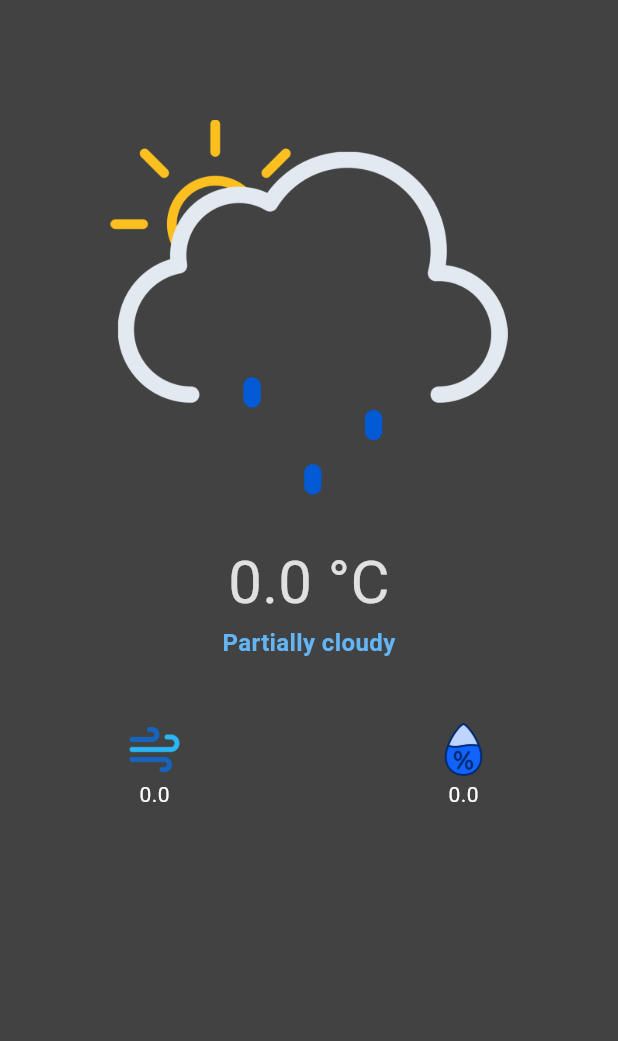
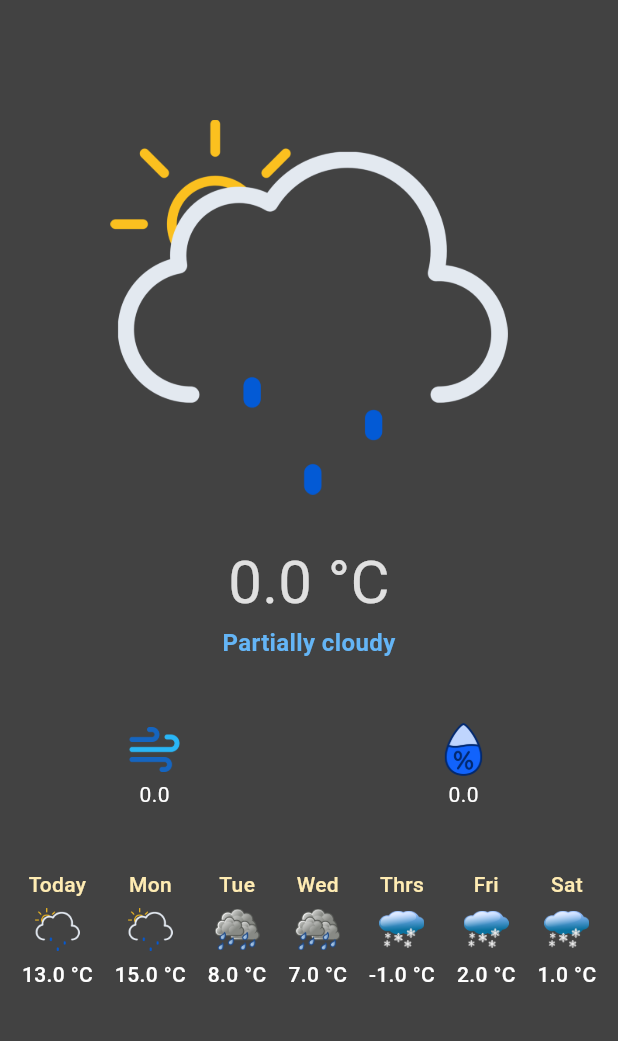
Before and after one commit to ridvandmrc/flutter-weather, a Flutter app: the screen it shows after launch, after a tap on "Turkiye", on a phone screen of 412 x 824 dp, the part 128-1169 px from its top. Run offline on Flutter 3.47's test engine with Material 3 defaults, Android fonts, the phone set to English and light mode, and no system bars; network calls fail.

Commit message:
added forecast weather and completed app

```diff
--- /dev/null
+++ b/lib/weather/forecast.dart
@@ -0,0 +1,58 @@
+import 'package:flutter/material.dart';
+
+class ForcastModel {
+  final String day;
+  final double degree;
+  ForcastModel({required this.day, required this.degree});
+}
+
+List<ForcastModel> forcasts = [
+  ForcastModel(day: 'Today', degree: 13),
+  ForcastModel(day: 'Mon', degree: 15),
+  ForcastModel(day: 'Tue', degree: 8),
+  ForcastModel(day: 'Wed', degree: 7),
+  ForcastModel(day: 'Thrs', degree: -1),
+  ForcastModel(day: 'Fri', degree: 2),
+  ForcastModel(day: 'Sat', degree: 1)
+];
+
+class ForcastWidget extends StatelessWidget {
+  const ForcastWidget({super.key});
+
+  @override
+  Widget build(BuildContext context) {
+    return Row(
+        mainAxisAlignment: MainAxisAlignment.spaceEvenly,
+        children: forcasts.map((element) => forcastLayout(element)).toList());
+  }
+}
+
+Widget forcastLayout(ForcastModel forcast) {
+  return Column(
+    mainAxisAlignment: MainAxisAlignment.center,
+    spacing: 5,
+    children: [
+      Text(forcast.day,
+          style: TextStyle(
+              fontSize: 14,
+              color: Colors.amber.shade100,
+              fontWeight: FontWeight.w500)),
+      Image.asset(
+        getIcon(forcast.degree),
+        height: 30,
+        width: 30,
+      ),
+      Text(
+        '${forcast.degree} °C',
+        style: TextStyle(
+            fontSize: 14, color: Colors.white, fontWeight: FontWeight.w500),
+      )
+    ],
+  );
+}
+
+String getIcon(double degree) {
+  if (degree < 5) return 'assets/icons/cloudy-snow.webp';
+  if (degree < 10) return 'assets/icons/rain-cloudy.webp';
+  return 'assets/icons/partly-cloudy.png';
+}
--- a/lib/weather/weather.dart
+++ b/lib/weather/weather.dart
@@ -2,6 +2,7 @@ import 'dart:convert';
 
 import 'package:flutter/material.dart';
 import 'package:flutter_language/language_selection/country.dart';
+import 'package:flutter_language/weather/forecast.dart';
 import 'package:flutter_language/weather/temp.dart';
 import 'package:flutter_language/weather/weather_data.dart';
 import 'package:flutter_language/weather/wind.dart';
@@ -43,7 +44,8 @@ class _WeatherWidget extends State<StatefulWidget> {
                 children: [
                   weatherTitle(weather.country),
                   TempWidget(degree: weather.degree),
-                  WindWidget(wind: weather.wind)
+                  WindWidget(wind: weather.wind),
+                  ForcastWidget(),
                 ])));
   }
 
--- a/lib/weather/wind.dart
+++ b/lib/weather/wind.dart
@@ -8,7 +8,7 @@ class WindWidget extends StatelessWidget {
   @override
   Widget build(BuildContext context) {
     return Container(
-      margin: EdgeInsets.only(top: 40),
+      margin: EdgeInsets.only(top: 40, bottom: 40),
       child: Row(
         mainAxisAlignment: MainAxisAlignment.spaceAround,
         children: [
--- a/pubspec.yaml
+++ b/pubspec.yaml
@@ -69,6 +69,8 @@ flutter:
     - assets/icons/partly-cloudy.png
     - assets/icons/wind.png
     - assets/icons/humidity.png
+    - assets/icons/cloudy-snow.webp
+    - assets/icons/rain-cloudy.webp
 
   # An image asset can refer to one or more resolution-specific "variants", see
   # https://flutter.dev/to/resolution-aware-images
```
Also changed, not shown: assets/icons/cloudy-snow.webp (added), assets/icons/rain-cloudy.webp (added), first.png (added), second.png (added), 1 other file.
